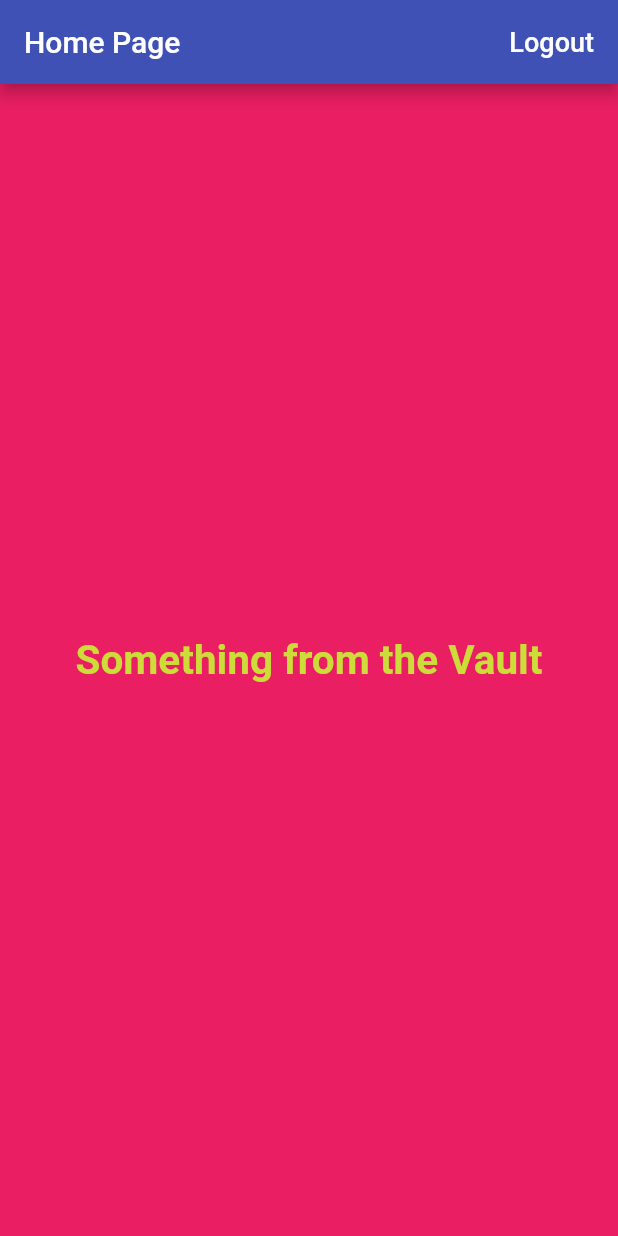
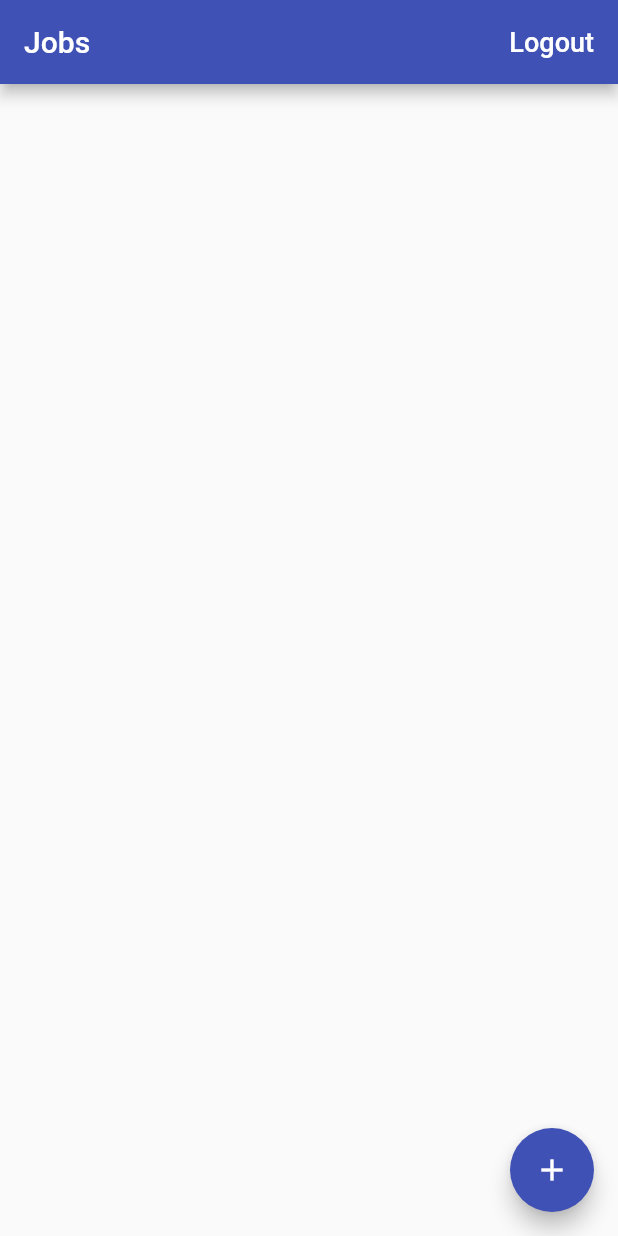
Before and after one commit to dimstein/time_tracker_course, a Flutter app: the screen it shows once a user with an empty profile is signed in, on a phone screen of 412 x 824 dp. Run offline on Flutter 3.47's test engine with Material 2 defaults, Android fonts, the phone set to English and light mode, and no system bars; our stand-ins replace cloud_firestore, firebase_auth, google_sign_in; missing offline and left inert: flutter_facebook_login; accounts and stored records are empty.

Commit message:
firebase setup

```diff
--- /dev/null
+++ b/lib/app/home/jobs_page.dart
@@ -0,0 +1,93 @@
+import 'package:flutter/material.dart';
+import 'package:provider/provider.dart';
+import 'package:time_tracker_flutter_course/app/home/models/job.dart';
+import 'package:time_tracker_flutter_course/common_widgets/platform_alert_dialog.dart';
+import 'package:time_tracker_flutter_course/common_widgets/platform_exception_alert_dialog.dart';
+import 'package:time_tracker_flutter_course/services/auth.dart';
+import 'package:time_tracker_flutter_course/services/database.dart';
+import 'package:flutter/services.dart';
+
+class JobsPage extends StatelessWidget {
+  Future<void> _signOut(BuildContext context) async {
+    try {
+      final auth = Provider.of<AuthBase>(context);
+      await auth.signOut();
+    } catch (e) {
+      print(e.toString());
+    }
+  }
+
+  Future<void> _confirmSignOut(BuildContext context) async {
+    final didRequestSignOut = await PlatformAlertDialog(
+      title: 'Logout',
+      content: 'Are you sure that you want to logout?',
+      cancelActionText: 'Cancel',
+      defaultActionText: 'Logout',
+    ).show(context);
+    if (didRequestSignOut == true) {
+      _signOut(context);
+    }
+  }
+
+  Future<void> _createJob(BuildContext context) async {
+    try {
+      final database = Provider.of<Database>(context);
+      await database.createJob(Job(name: 'Blogging', ratePerHour: 10));
+    } on PlatformException catch (e) {
+      PlatformExceptionAlertDialog(
+        title: 'Operation failed',
+        exception: e,
+      ).show(context);
+    }
+  }
+
+  @override
+  Widget build(BuildContext context) {
+    return Scaffold(
+      appBar: AppBar(
+        title: Text('Jobs'),
+        actions: <Widget>[
+          FlatButton(
+            child: Text(
+              'Logout',
+              style: TextStyle(
+                fontSize: 18.0,
+                color: Colors.white,
+              ),
+            ),
+            onPressed: () => _confirmSignOut(context),
+          ),
+        ],
+      ),
+      body: _buildContents(context),
+      floatingActionButton: FloatingActionButton(
+        child: Icon(Icons.add),
+        onPressed: () => _createJob(context),
+      ),
+    );
+  }
+
+  Widget _buildContents(BuildContext context) {
+    final database = Provider.of<Database>(context);
+    return StreamBuilder<List<Job>>(
+      stream: database.jobsStream(),
+      builder: (context, snapshot) {
+        if (snapshot.hasData) {
+          final jobs = snapshot.data;
+          final children = jobs
+              .map((job) => Text('name ${job.name} with ${job.ratePerHour}'))
+              .toList();
+          return ListView(children: children);
+        }
+        if (snapshot.hasError) {
+          return Center(
+            child: Text('Some error occurred'),
+          );
+        }
+        return Center(
+          child: CircularProgressIndicator(),
+        );
+      },
+    );
+  }
+}
--- /dev/null
+++ b/lib/app/home/models/job.dart
@@ -0,0 +1,26 @@
+import 'package:meta/meta.dart';
+
+class Job {
+  Job({@required this.name, @required this.ratePerHour});
+  final String name;
+  final int ratePerHour;
+
+  factory Job.fromMap(Map<String, dynamic> data) {
+    if (data == null) {
+      return null;
+    }
+    final String name = data['name'];
+    final int ratePerHour = data['ratePerH9our'];
+    return Job(
+      name: name,
+      ratePerHour: ratePerHour,
+    );
+  }
+
+  Map<String, dynamic> toMap() {
+    return {
+      'name': name,
+      'ratePerHour': ratePerHour,
+    };
+  }
+}
--- a/lib/app/home_page.dart
+++ /dev/null
@@ -1,65 +0,0 @@
-import 'dart:ui';
-import 'package:flutter/cupertino.dart';
-import 'package:flutter/material.dart';
-import 'package:provider/provider.dart';
-import 'package:time_tracker_flutter_course/common_widgets/platform_alert_dialog.dart';
-import 'package:time_tracker_flutter_course/services/auth.dart';
-
-class HomePage extends StatelessWidget {
-  Future<void> _signOut(BuildContext context) async {
-    try {
-      final auth = Provider.of<AuthBase>(context);
-      await auth.signOut();
-    } on Exception catch (e) {
-      print(e.toString());
-    }
-  }
-
-  Future<void> _confirmSignOut(BuildContext context) async {
-    final didRequestSignOut = await PlatformAlertDialog(
-      title: 'Logout',
-      content: 'Are you sure that you want to logout?',
-      defaultActionText: 'Logout',
-      cancelActionText: 'Cancel',
-    ).show(context);
-    if (didRequestSignOut == true) {
-      _signOut(context);
-    }
-  }
-
-  @override
-  Widget build(BuildContext context) {
-    return Scaffold(
-      appBar: AppBar(
-        title: Text('Home Page'),
-        actions: <Widget>[
-          FlatButton(
-            onPressed: () => _confirmSignOut(context),
-            child: Text(
-              'Logout',
-              style: TextStyle(color: Colors.white, fontSize: 18.0),
-            ),
-          ),
-        ],
-      ),
-      body: Container(
-        color: Colors.pink,
-        child: Column(
-          mainAxisAlignment: MainAxisAlignment.center,
-          crossAxisAlignment: CrossAxisAlignment.stretch,
-          children: <Widget>[
-            Center(
-              child: Text(
-                'Something from the Vault',
-                style: TextStyle(
-                    fontWeight: FontWeight.w600,
-                    fontSize: 27.0,
-                    color: Colors.lime),
-              ),
-            ),
-          ],
-        ),
-      ),
-    );
-  }
-}
--- a/lib/app/landing_page.dart
+++ b/lib/app/landing_page.dart
@@ -1,8 +1,9 @@
 import 'package:flutter/material.dart';
 import 'package:provider/provider.dart';
-import 'package:time_tracker_flutter_course/app/home_page.dart';
+import 'package:time_tracker_flutter_course/app/home/jobs_page.dart';
 import 'package:time_tracker_flutter_course/app/sign_in/sign_in_page.dart';
 import 'package:time_tracker_flutter_course/services/auth.dart';
+import 'package:time_tracker_flutter_course/services/database.dart';
 
 class LandingPage extends StatelessWidget {
   @override
@@ -16,7 +17,10 @@ class LandingPage extends StatelessWidget {
             if (user == null) {
               return SignInPage.create(context);
             }
-            return HomePage();
+            return Provider<Database>(
+              create: (_) => FirestoreDatabase(uid: user.uid),
+              child: JobsPage(),
+            );
           } else {
             return Scaffold(
               appBar: AppBar(
--- /dev/null
+++ b/lib/services/api_path.dart
@@ -0,0 +1,4 @@
+class APIPath {
+  static String job({String uid, String jobId}) => 'users/$uid/jobs/$jobId';
+  static String jobs(String uid) => 'users/$uid/jobs';
+}
--- /dev/null
+++ b/lib/services/database.dart
@@ -0,0 +1,28 @@
+import 'dart:async';
+
+import 'package:meta/meta.dart';
+import 'package:time_tracker_flutter_course/app/home/models/job.dart';
+import 'package:time_tracker_flutter_course/services/api_path.dart';
+import 'package:time_tracker_flutter_course/services/firestore_service.dart';
+
+abstract class Database {
+  Future<void> createJob(Job job);
+  Stream<List<Job>> jobsStream();
+}
+
+class FirestoreDatabase implements Database {
+  FirestoreDatabase({@required this.uid}) : assert(uid != null);
+  final String uid;
+
+  final _service = FirestoreService.instance;
+
+  Future<void> createJob(Job job) async => await _service.setData(
+        path: APIPath.job(uid: uid, jobId: 'job_abc'),
+        data: job.toMap(),
+      );
+
+  Stream<List<Job>> jobsStream() => _service.collectionStream(
+        path: APIPath.jobs(uid),
+        builder: (data) => Job.fromMap(data),
+      );
+}
--- a/pubspec.yaml
+++ b/pubspec.yaml
@@ -27,6 +27,7 @@ dependencies:
   google_sign_in: ^4.0.7
   flutter_facebook_login: ^2.0.1
   provider: ^3.1.0+1
+  cloud_firestore: ^0.12.9+5
 
 dev_dependencies:
   flutter_test:
```
Also changed, not shown: lib/services/firestore_service.dart (added, +26 -0 lines), pubspec.lock.
